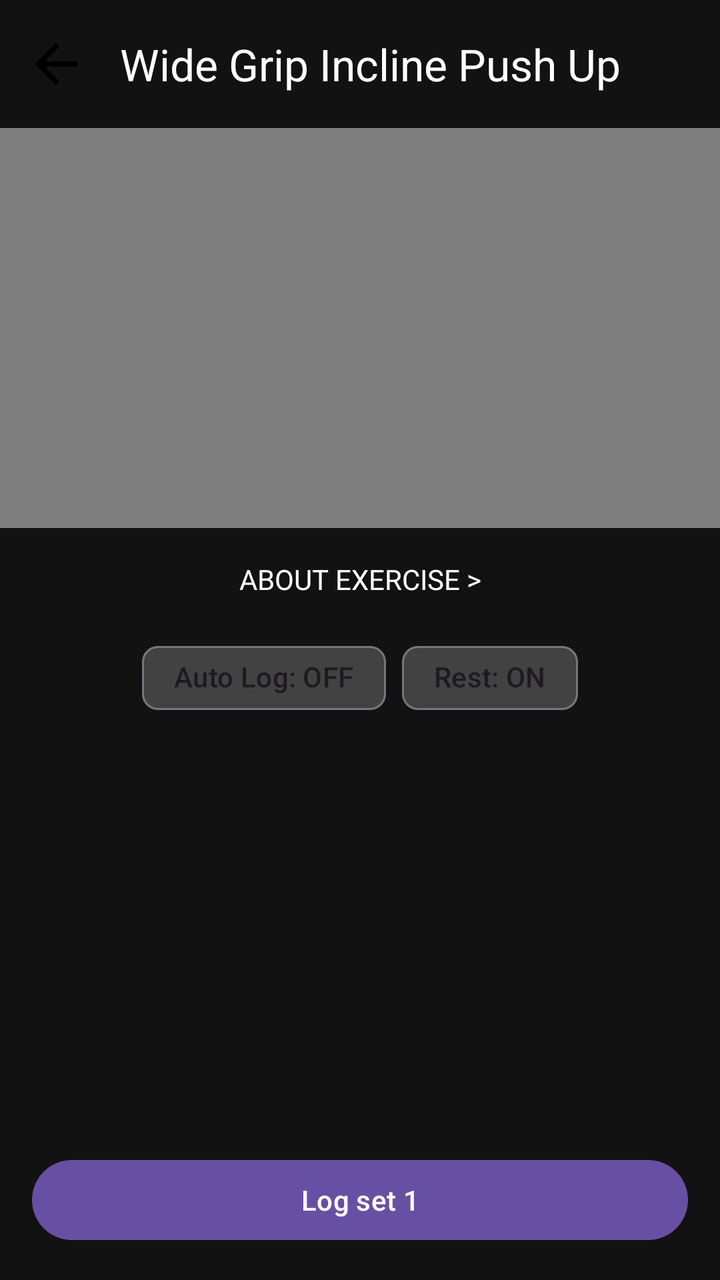
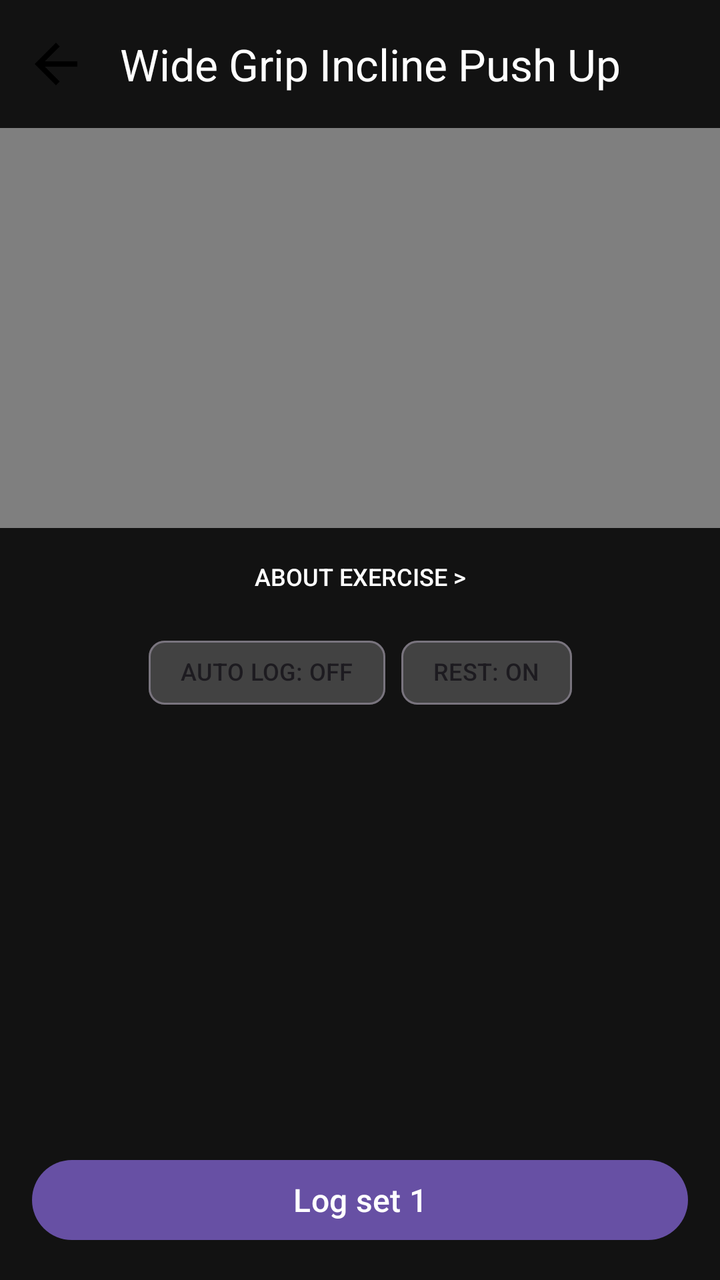

Before-and-after screenshots of an Android layout around one commit, followed by the original layout XML and the change that was made.
<!-- AndroidManifest.xml: application theme Theme.Nutriority -->
<!-- res/layout/activity_exercise_detail.xml -->
<?xml version="1.0" encoding="utf-8"?>
<androidx.constraintlayout.widget.ConstraintLayout xmlns:android="http://schemas.android.com/apk/res/android"
    xmlns:app="http://schemas.android.com/apk/res-auto"
    xmlns:tools="http://schemas.android.com/tools"
    android:layout_width="match_parent"
    android:layout_height="match_parent"
    android:background="#121212"
    tools:context=".ui.workout.ExerciseDetailActivity">

    <com.google.android.material.appbar.AppBarLayout
        android:id="@+id/app_bar_layout"
        android:layout_width="match_parent"
        android:layout_height="wrap_content"
        android:background="#121212"
        app:layout_constraintTop_toTopOf="parent">

        <com.google.android.material.appbar.MaterialToolbar
            android:id="@+id/toolbar"
            android:layout_width="match_parent"
            android:layout_height="?attr/actionBarSize"
            app:navigationIcon="@drawable/ic_arrow_back"
            app:title="Wide Grip Incline Push Up"
            app:titleTextColor="@android:color/white" />
    </com.google.android.material.appbar.AppBarLayout>

    <VideoView
        android:id="@+id/exercise_video"
        android:layout_width="0dp"
        android:layout_height="200dp"
        app:layout_constraintTop_toBottomOf="@id/app_bar_layout"
        app:layout_constraintStart_toStartOf="parent"
        app:layout_constraintEnd_toEndOf="parent" />

    <TextView
        android:id="@+id/about_exercise_text"
        android:layout_width="wrap_content"
        android:layout_height="wrap_content"
        android:text="ABOUT EXERCISE >"
        android:textColor="@android:color/white"
        android:layout_marginTop="16dp"
        app:layout_constraintTop_toBottomOf="@id/exercise_video"
        app:layout_constraintStart_toStartOf="parent"
        app:layout_constraintEnd_toEndOf="parent" />

    <com.google.android.material.chip.ChipGroup
        android:id="@+id/chip_group"
        android:layout_width="wrap_content"
        android:layout_height="wrap_content"
        android:layout_marginTop="16dp"
        app:layout_constraintTop_toBottomOf="@id/about_exercise_text"
        app:layout_constraintStart_toStartOf="parent"
        app:layout_constraintEnd_toEndOf="parent">

        <com.google.android.material.chip.Chip
            android:id="@+id/auto_log_chip"
            android:layout_width="wrap_content"
            android:layout_height="wrap_content"
            android:text="Auto Log: OFF"
            app:chipBackgroundColor="#424242"/>

        <com.google.android.material.chip.Chip
            android:id="@+id/rest_chip"
            android:layout_width="wrap_content"
            android:layout_height="wrap_content"
            android:text="Rest: ON"
            app:chipBackgroundColor="#424242"/>
    </com.google.android.material.chip.ChipGroup>

    <androidx.recyclerview.widget.RecyclerView
        android:id="@+id/sets_recycler_view"
        android:layout_width="0dp"
        android:layout_height="0dp"
        android:layout_marginTop="16dp"
        app:layout_constraintTop_toBottomOf="@id/chip_group"
        app:layout_constraintBottom_toTopOf="@+id/log_set_button"
        app:layout_constraintStart_toStartOf="parent"
        app:layout_constraintEnd_toEndOf="parent" />

    <com.google.android.material.button.MaterialButton
        android:id="@+id/log_set_button"
        android:layout_width="0dp"
        android:layout_height="wrap_content"
        android:layout_marginStart="16dp"
        android:layout_marginEnd="16dp"
        android:layout_marginBottom="16dp"
        android:text="Log set 1"
        app:layout_constraintBottom_toBottomOf="parent"
        app:layout_constraintStart_toStartOf="parent"
        app:layout_constraintEnd_toEndOf="parent" />

</androidx.constraintlayout.widget.ConstraintLayout>
<!-- resources referenced by this layout -->
<resources>
  <!-- drawable ic_arrow_back (drawable) -->
  <vector xmlns:android="http://schemas.android.com/apk/res/android" android:autoMirrored="true" android:height="32dp" android:tint="#000000" android:viewportHeight="24" android:viewportWidth="24" android:width="32dp">
        
      <path android:fillColor="@android:color/white" android:pathData="M20,11H7.83l5.59,-5.59L12,4l-8,8 8,8 1.41,-1.41L7.83,13H20v-2z"/>
      
  </vector>
  <style name="Theme.Nutriority" parent="Base.Theme.Nutriority" />
  <style name="Base.Theme.Nutriority" parent="Theme.Material3.Light.NoActionBar">
          <item name="android:windowBackground">#F5F5F5</item>
          <item name="android:windowDrawsSystemBarBackgrounds">true</item>
          <item name="android:statusBarColor">@android:color/transparent</item>
          <item name="android:windowLightStatusBar">true</item>
          <item name="android:navigationBarColor">@android:color/transparent</item>
          <item name="android:windowLightNavigationBar" tools:ignore="NewApi">true</item>
          <item name="android:enforceNavigationBarContrast" tools:ignore="NewApi">false</item>
      </style>
</resources>

<!-- the commit's change to res/layout/activity_exercise_detail.xml (unified diff, before → after) -->
@@ -38,6 +38,9 @@
         android:text="ABOUT EXERCISE >"
         android:textColor="@android:color/white"
         android:layout_marginTop="16dp"
+        android:fontFamily="sans-serif-medium"
+        android:textAllCaps="true"
+        android:textSize="12sp"
         app:layout_constraintTop_toBottomOf="@id/exercise_video"
         app:layout_constraintStart_toStartOf="parent"
         app:layout_constraintEnd_toEndOf="parent" />
@@ -56,6 +59,9 @@
             android:layout_width="wrap_content"
             android:layout_height="wrap_content"
             android:text="Auto Log: OFF"
+            android:fontFamily="sans-serif-medium"
+            android:textAllCaps="true"
+            android:textSize="12sp"
             app:chipBackgroundColor="#424242"/>
 
         <com.google.android.material.chip.Chip
@@ -63,6 +69,9 @@
             android:layout_width="wrap_content"
             android:layout_height="wrap_content"
             android:text="Rest: ON"
+            android:fontFamily="sans-serif-medium"
+            android:textAllCaps="true"
+            android:textSize="12sp"
             app:chipBackgroundColor="#424242"/>
     </com.google.android.material.chip.ChipGroup>
 
@@ -84,6 +93,8 @@
         android:layout_marginEnd="16dp"
         android:layout_marginBottom="16dp"
         android:text="Log set 1"
+        android:fontFamily="sans-serif-medium"
+        android:textSize="16sp"
         app:layout_constraintBottom_toBottomOf="parent"
         app:layout_constraintStart_toStartOf="parent"
         app:layout_constraintEnd_toEndOf="parent" />
